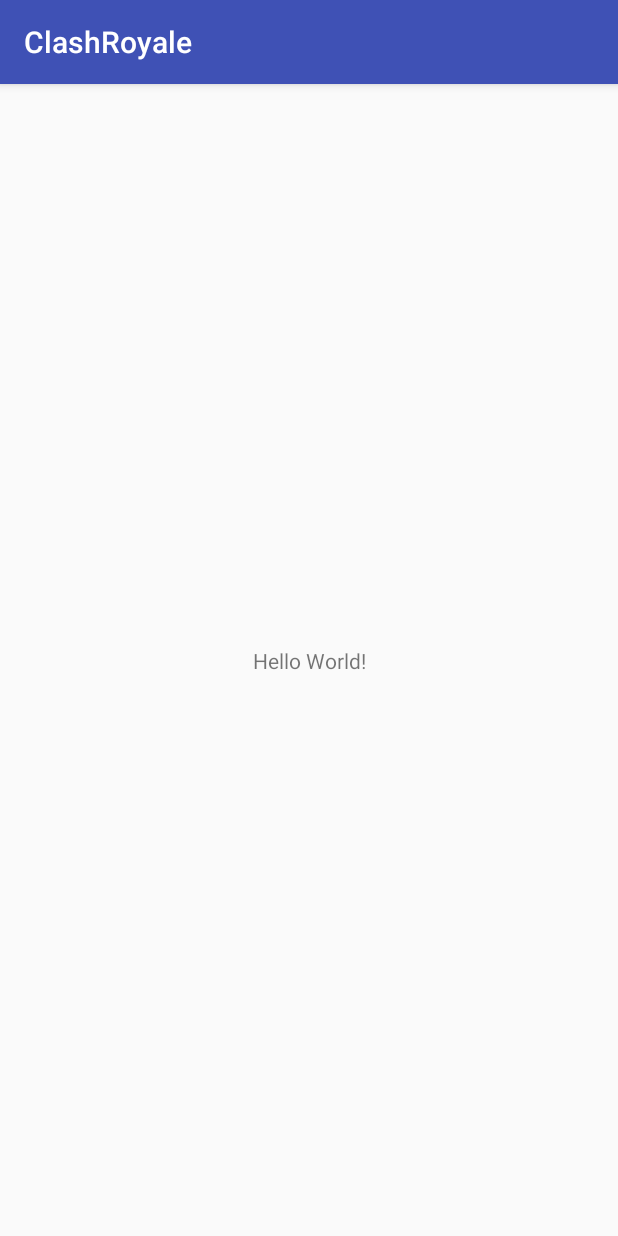
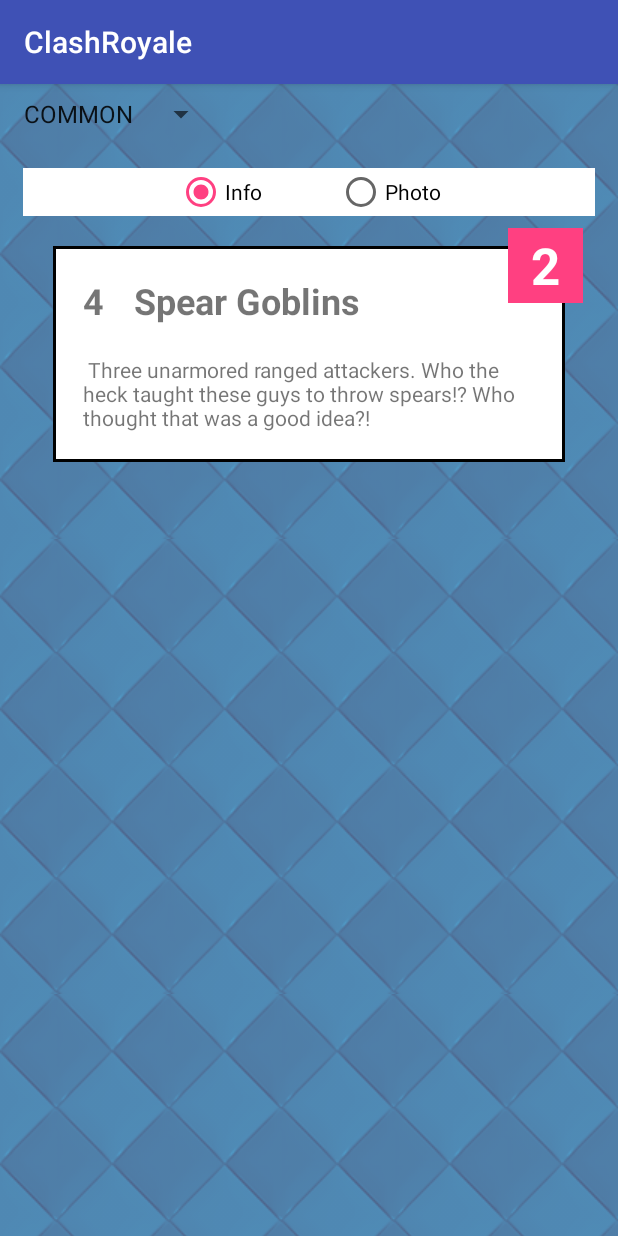
Before and after one commit to infomila/ICB0_M08_PMDM_Samples_18_19, an Android app: the screen it shows after launch (MainActivity), on a phone screen of 412 x 824 dp. Run offline under Robolectric (Android 15) with nearby library versions, the phone set to English and light mode, and no system bars.

Commit message:
Exemple Inflater

```diff
--- a/UF1/2_Spinner_and_inflate/app/src/main/java/info/iesmila/clashroyale/MainActivity.java
+++ b/UF1/2_Spinner_and_inflate/app/src/main/java/info/iesmila/clashroyale/MainActivity.java
@@ -1,13 +1,119 @@
 package info.iesmila.clashroyale;
 
+import android.support.constraint.ConstraintLayout;
 import android.support.v7.app.AppCompatActivity;
 import android.os.Bundle;
+import android.view.LayoutInflater;
+import android.view.View;
+import android.widget.AdapterView;
+import android.widget.ArrayAdapter;
+import android.widget.CompoundButton;
+import android.widget.ImageView;
+import android.widget.LinearLayout;
+import android.widget.RadioButton;
+import android.widget.RadioGroup;
+import android.widget.Spinner;
+import android.widget.TextView;
 
-public class MainActivity extends AppCompatActivity {
+import java.util.List;
+
+import info.iesmila.clashroyale.model.Card;
+import info.iesmila.clashroyale.model.Rarity;
+
+public class MainActivity extends AppCompatActivity implements AdapterView.OnItemSelectedListener, CompoundButton.OnCheckedChangeListener {
+
+    private Spinner spnRarity;
+    private RadioGroup rdoTabs;
+    private RadioButton rdoInfo;
+    private RadioButton rdoPhoto;
+    private LinearLayout llyCardContainer;
+
 
     @Override
     protected void onCreate(Bundle savedInstanceState) {
         super.onCreate(savedInstanceState);
         setContentView(R.layout.activity_main);
+        //--------------------------------------------------
+        spnRarity =             findViewById(R.id.spnRarity);
+        rdoTabs=                findViewById(R.id.rdoTabs);
+        rdoInfo=                findViewById(R.id.rdoInfo);
+        rdoPhoto=               findViewById(R.id.rdoPhoto);
+        llyCardContainer=       findViewById(R.id.llyCardContainer);
+        //--------------------------------------------------
+
+        //--------------------------------------------------
+        //Omplim les dades de l'Spinner
+        spnRarity.setAdapter(
+                new ArrayAdapter(this,
+                        android.R.layout.simple_spinner_item,
+                        Rarity.values() ));
+        // Programem l'spinner
+        spnRarity.setOnItemSelectedListener(this);
+        //--------------------------------------------------
+        // Programació dels RadioButtons
+        rdoInfo.setOnCheckedChangeListener(this);
+        rdoPhoto.setOnCheckedChangeListener(this);
+        rdoInfo.setChecked(true);
+        //--------------------------------------------------
+
+    }
+
+    @Override
+    public void onItemSelected(AdapterView<?> parent, View view, int position, long id) {
+        Rarity seleccionada = Rarity.values()[position];
+
+        llyCardContainer.removeAllViews();
+        // seleccionar totes les cartes que són d'aquesta raresa
+        List<Card> cartes = Card.getCartes();
+        for(Card c:cartes) {
+            if(c.getRarity()==seleccionada) {
+                // inflar el layout de carta
+                LayoutInflater manxa = getLayoutInflater();
+                View cardView = manxa.inflate(R.layout.card_info,llyCardContainer,false);
+                // Modificar els textos dins del cardView
+                TextView txvId = cardView.findViewById(R.id.txvId);
+                TextView txvName = cardView.findViewById(R.id.txvName);
+                TextView txvDesc = cardView.findViewById(R.id.txvDesc);
+                ImageView imgPhoto = cardView.findViewById(R.id.imgPhoto);
+                TextView txvElixirCost = cardView.findViewById(R.id.txvElixirCost);
+                txvId.setText(""+c.getId());
+                txvName.setText(c.getName());
+                txvDesc.setText(c.getDesc());
+                txvElixirCost.setText(""+c.getElixirCost());
+                imgPhoto.setImageResource(c.getDrawable());
+                llyCardContainer.addView(cardView);
+            }
+        }
+
+    }
+
+    @Override
+    public void onNothingSelected(AdapterView<?> parent) {
+
+    }
+
+    @Override
+    public void onCheckedChanged(CompoundButton buttonView, boolean isChecked) {
+        if(isChecked) {
+            switch (buttonView.getId()) {
+                case R.id.rdoInfo:
+                    switchInfoOrPhoto(true);
+                    break;
+                case R.id.rdoPhoto:
+                    switchInfoOrPhoto(false);
+                    break;
+            }
+        }
+    }
+
+    private void switchInfoOrPhoto(boolean viewInfoOn) {
+
+        for(int i=0;i< llyCardContainer.getChildCount();i++) {
+            View v = llyCardContainer.getChildAt(i);
+            ImageView imgPhoto =        v.findViewById(R.id.imgPhoto);
+            ConstraintLayout cntCard =  v. findViewById(R.id.cntCard);
+            cntCard.setVisibility(  viewInfoOn? View.VISIBLE : View.INVISIBLE);
+            imgPhoto.setVisibility(!viewInfoOn? View.VISIBLE : View.INVISIBLE);
+        }
     }
 }
--- a/UF1/2_Spinner_and_inflate/app/src/main/java/info/iesmila/clashroyale/model/Card.java
+++ b/UF1/2_Spinner_and_inflate/app/src/main/java/info/iesmila/clashroyale/model/Card.java
@@ -27,7 +27,7 @@
 
 
 
-    public List<Card> getCartes(){
+    public static List<Card> getCartes(){
 
         if(_cartes==null) {
                 _cartes = new ArrayList<Card>();
@@ -37,7 +37,7 @@
                 _cartes.add(new Card(2, "Skeleton Army", Rarity.EPIC, R.drawable.skeletons,
                         " Spawns an army of Skeletons. Meet Larry and his friends Harry, Gerry, Terry, Mary, etc. ",
                         3 ));
-                _cartes.add(new Card(3, "Giant", Rarity.RARE, R.drawable.giant,
+                _cartes.add(new Card(3, "Giant", Rarity.EPIC, R.drawable.giant,
                         " Slow but durable, only attacks buildings. A real one-man wrecking crew!  ",
                         5 ));
                 _cartes.add(new Card(4, "Spear Goblins", Rarity.COMMON, R.drawable.spear_goblins,
@@ -49,7 +49,48 @@
 
     }
 
+    public Rarity getRarity() {
+        return rarity;
+    }
 
+    public void setRarity(Rarity rarity) {
+        this.rarity = rarity;
+    }
 
+    public int getId() {
+        return id;
+    }
+
+    public String getName() {
+        return name;
+    }
+
+    public void setName(String name) {
+        this.name = name;
+    }
+
+    public int getDrawable() {
+        return drawable;
+    }
+
+    public void setDrawable(int drawable) {
+        this.drawable = drawable;
+    }
+
+    public String getDesc() {
+        return desc;
+    }
+
+    public void setDesc(String desc) {
+        this.desc = desc;
+    }
+
+    public int getElixirCost() {
+        return elixirCost;
+    }
+
+    public void setElixirCost(int elixirCost) {
+        this.elixirCost = elixirCost;
+    }
 
 }
--- /dev/null
+++ b/UF1/2_Spinner_and_inflate/app/src/main/res/drawable/border_box.xml
@@ -0,0 +1,8 @@
+<?xml version="1.0" encoding="utf-8"?>
+<shape xmlns:android="http://schemas.android.com/apk/res/android"
+    android:shape="rectangle"
+    android:thickness="2dp"
+    >
+    <stroke android:color="#000000" android:width="2dp"></stroke>
+    <solid android:color="#ffffff"></solid>
+</shape>
--- /dev/null
+++ b/UF1/2_Spinner_and_inflate/app/src/main/res/drawable/tile_background.xml
@@ -0,0 +1,7 @@
+<?xml version="1.0" encoding="utf-8"?>
+<bitmap xmlns:android="http://schemas.android.com/apk/res/android"
+    android:src="@drawable/background"
+    android:tileMode="repeat"
+    >
+
+</bitmap>
--- a/UF1/2_Spinner_and_inflate/app/src/main/res/layout/activity_main.xml
+++ b/UF1/2_Spinner_and_inflate/app/src/main/res/layout/activity_main.xml
@@ -4,15 +4,55 @@
     xmlns:tools="http://schemas.android.com/tools"
     android:layout_width="match_parent"
     android:layout_height="match_parent"
-    tools:context=".MainActivity">
+    tools:context=".MainActivity"
+    android:background="@drawable/tile_background"
+    android:backgroundTint="#42fbfbfb"
+    android:backgroundTintMode="src_atop"
+    >
 
-    <TextView
+    <Spinner
+        android:id="@+id/spnRarity"
         android:layout_width="wrap_content"
         android:layout_height="wrap_content"
-        android:text="Hello World!"
-        app:layout_constraintBottom_toBottomOf="parent"
-        app:layout_constraintLeft_toLeftOf="parent"
-        app:layout_constraintRight_toRightOf="parent"
-        app:layout_constraintTop_toTopOf="parent" />
+        android:layout_marginStart="8dp"
+        android:layout_marginTop="8dp"
+        app:layout_constraintStart_toStartOf="parent"
+        app:layout_constraintTop_toTopOf="parent"
+        >
+    </Spinner>
 
+    <RadioGroup
+        android:id="@+id/rdoTabs"
+        android:layout_width="match_parent"
+        android:layout_height="0dp"
+        android:layout_marginTop="24dp"
+        android:orientation="horizontal"
+        android:gravity="center"
+        android:background="#ffffff"
+        android:layout_marginLeft="15dp"
+        android:layout_marginRight="15dp"
+        app:layout_constraintTop_toBottomOf="@+id/spnRarity">
+
+        <RadioButton
+            android:id="@+id/rdoInfo"
+            android:layout_marginRight="50dp"
+            android:text="Info"
+            android:layout_width="wrap_content"
+            android:layout_height="wrap_content" />
+        <RadioButton
+            android:id="@+id/rdoPhoto"
+            android:text="Photo"
+            android:layout_width="wrap_content"
+            android:layout_height="wrap_content" />
+    </RadioGroup>
+    <LinearLayout
+        android:id="@+id/llyCardContainer"
+        android:orientation="vertical"
+        android:layout_width="match_parent"
+        android:layout_height="wrap_content"
+        android:layout_marginLeft="15dp"
+        android:layout_marginRight="15dp"
+        app:layout_constraintTop_toBottomOf="@+id/rdoTabs"
+        >
+    </LinearLayout>
 </android.support.constraint.ConstraintLayout>
--- /dev/null
+++ b/UF1/2_Spinner_and_inflate/app/src/main/res/layout/card_info.xml
@@ -0,0 +1,70 @@
+<?xml version="1.0" encoding="utf-8"?>
+<FrameLayout
+    android:layout_width="match_parent"
+    android:layout_height="match_parent"
+    xmlns:android="http://schemas.android.com/apk/res/android"
+    xmlns:app="http://schemas.android.com/apk/res-auto"
+    xmlns:tools="http://schemas.android.com/tools"
+>
+<ImageView
+    android:id="@+id/imgPhoto"
+    android:layout_width="match_parent"
+    android:layout_height="match_parent"
+    android:scaleType="fitCenter"
+    android:visibility="invisible"
+    />
+
+<android.support.constraint.ConstraintLayout
+    android:id="@+id/cntCard"
+    android:layout_width="match_parent"
+    android:layout_height="match_parent">
+
+
+    <GridLayout
+        android:layout_width="match_parent"
+        android:layout_height="wrap_content"
+        android:layout_margin="20dp"
+        android:background="@drawable/border_box"
+        android:columnCount="2"
+        android:padding="10dp"
+        android:rowCount="2"
+        app:layout_constraintTop_toTopOf="parent">
+
+        <TextView
+            android:id="@+id/txvId"
+            android:padding="10dp"
+            android:text="1"
+            android:textSize="24sp"
+            android:textStyle="bold" />
+
+        <TextView
+            android:id="@+id/txvName"
+            android:padding="10dp"
+            android:text="Prince"
+            android:textSize="24sp"
+            android:textStyle="bold" />
+
+        <TextView
+            android:id="@+id/txvDesc"
+            android:layout_columnSpan="2"
+            android:padding="10dp"
+            android:text="Don't let the little pony fool you. Once the Prince gets a running start, you WILL be trampled. Deals double damage once he gets charging. " />
+
+    </GridLayout>
+    <TextView
+        android:id="@+id/txvElixirCost"
+        android:layout_width="50dp"
+        android:layout_height="50dp"
+        android:layout_marginEnd="8dp"
+        android:layout_marginTop="8dp"
+        android:gravity="center"
+        android:text="6"
+        android:textColor="#ffffff"
+        android:textSize="34sp"
+        android:textStyle="bold"
+        app:layout_constraintEnd_toEndOf="parent"
+        app:layout_constraintTop_toTopOf="parent"
+        android:background="@color/colorAccent" />
+</android.support.constraint.ConstraintLayout>
+
+</FrameLayout>
```
Also changed, not shown: UF1/2_Spinner_and_inflate/app/src/main/res/drawable/background.png (added).
